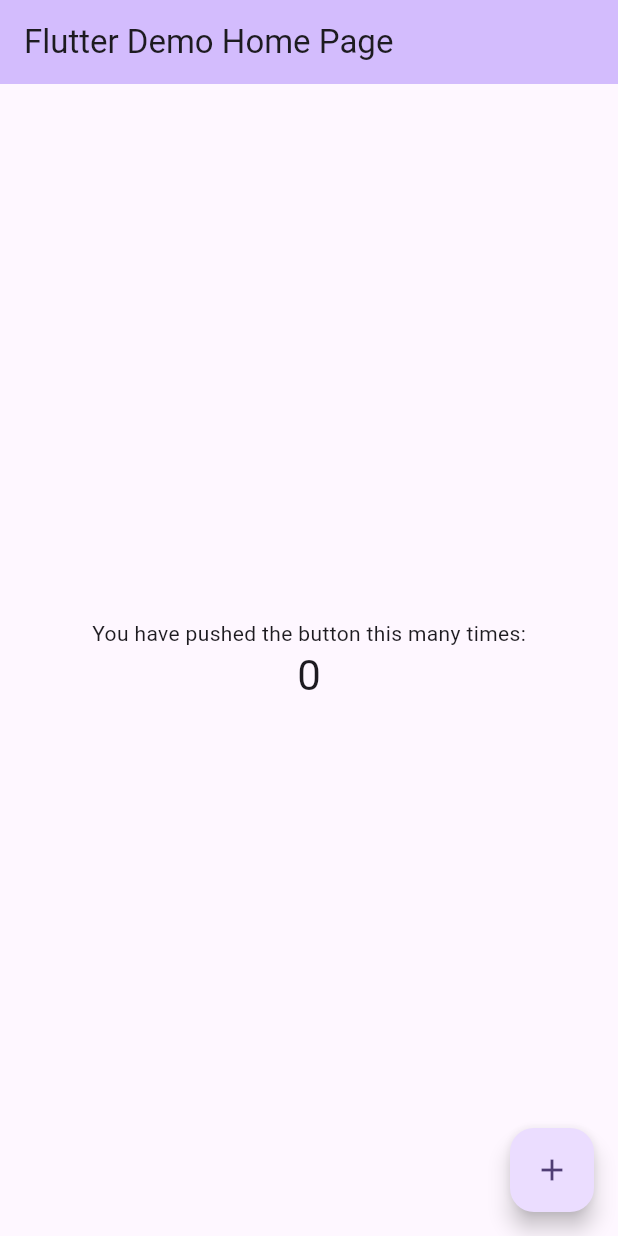
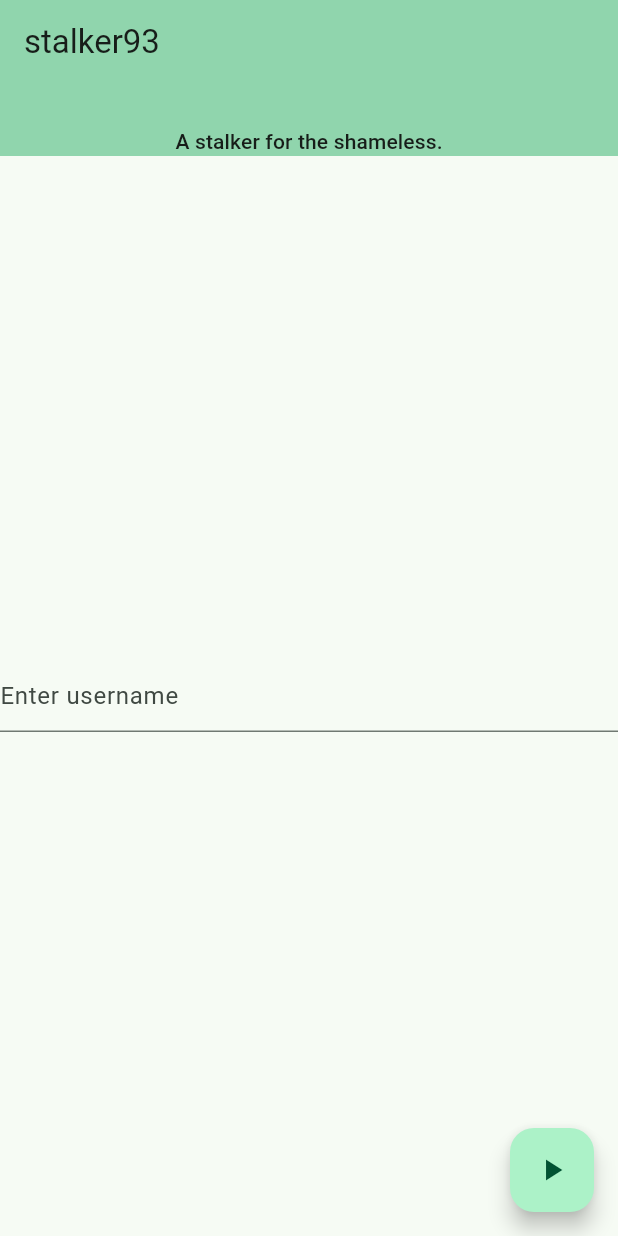
Before and after one commit to Sparkles-Laurel/stalker93, a Flutter app: the screen it shows after launch, on a phone screen of 412 x 824 dp. Run offline on Flutter 3.47's test engine with Material 3 defaults, Android fonts, the phone set to English and light mode, and no system bars; our stand-ins replace logger.

Commit message:
add account navigators

```diff
--- a/stalker93/lib/main.dart
+++ b/stalker93/lib/main.dart
@@ -1,4 +1,6 @@
 import 'package:flutter/material.dart';
+import 'package:stalker93/stalker.dart';
+import 'package:stalker93/account_list_view.dart';
 
 void main() {
   runApp(const MyApp());
@@ -11,20 +13,28 @@ class MyApp extends StatelessWidget {
   @override
   Widget build(BuildContext context) {
     return MaterialApp(
-      title: 'Flutter Demo',
+      debugShowCheckedModeBanner: false,
+      title: 'stalker93',
       theme: ThemeData(
-        colorScheme: ColorScheme.fromSeed(seedColor: Colors.deepPurple),
+        colorScheme:
+            ColorScheme.fromSeed(seedColor: Colors.greenAccent).copyWith(
+          brightness: MediaQuery.of(context).platformBrightness,
+        ),
+        primarySwatch: Colors.green,
+        // use platform color scheme (light/dark mode)
         useMaterial3: true,
       ),
-      home: const MyHomePage(title: 'Flutter Demo Home Page'),
+      home: const MyHomePage(
+          title: 'stalker93', subtitle: 'A stalker for the shameless.'),
     );
   }
 }
 
 class MyHomePage extends StatefulWidget {
-  const MyHomePage({super.key, required this.title});
+  const MyHomePage({super.key, required this.title, required this.subtitle});
 
   final String title;
+  final String subtitle;
 
   @override
   State<MyHomePage> createState() => _MyHomePageState();
@@ -32,11 +42,18 @@ class MyHomePage extends StatefulWidget {
 
 class _MyHomePageState extends State<MyHomePage> {
   int _counter = 0;
+  TextEditingController _usernameController = TextEditingController();
+  final Stalker _stalker = Stalker();
+  bool _isStalking = false;
+  void _initStalker() {
+    // _stalker.start();
+    _isStalking = !_isStalking;
+  }
 
-  void _incrementCounter() {
-    setState(() {
-      _counter++;
-    });
+  void _showAccountList(BuildContext context) {
+    Navigator.push(context, MaterialPageRoute(builder: (context) {
+      return AccountListView(accounts: _stalker.accounts);
+    }));
   }
 
   @override
@@ -45,25 +62,30 @@ class _MyHomePageState extends State<MyHomePage> {
       appBar: AppBar(
         backgroundColor: Theme.of(context).colorScheme.inversePrimary,
         title: Text(widget.title),
+        bottom: PreferredSize(
+          preferredSize: const Size.fromHeight(48),
+          child: Text(widget.subtitle,
+              style: Theme.of(context).textTheme.titleSmall),
+        ),
       ),
       body: Center(
         child: Column(
           mainAxisAlignment: MainAxisAlignment.center,
           children: <Widget>[
-            const Text(
-              'You have pushed the button this many times:',
-            ),
-            Text(
-              '$_counter',
-              style: Theme.of(context).textTheme.headlineMedium,
+            // let there be a text input for account username
+            TextField(
+              decoration: const InputDecoration(
+                hintText: 'Enter username',
+              ),
+              controller: _usernameController,
             ),
           ],
         ),
       ),
       floatingActionButton: FloatingActionButton(
-        onPressed: _incrementCounter,
-        tooltip: 'Increment',
-        child: const Icon(Icons.add),
+        onPressed: _initStalker,
+        tooltip: _isStalking ? 'Stop stalking' : 'Start stalking',
+        child: Icon(_isStalking ? Icons.stop : Icons.play_arrow),
       ), // This trailing comma makes auto-formatting nicer for build methods.
     );
   }
--- a/stalker93/lib/stalker.dart
+++ b/stalker93/lib/stalker.dart
@@ -32,6 +32,7 @@ class Stalker {
   }
 
   bool get isRunning => _isRunning;
+  List<Account> get accounts => _accounts;
 
   // Spawns a thread that stalks a single account.
   Future<void> _stalkAccount(Account account) async {
```
Also changed, not shown: stalker93/lib/account_history_view.dart (added, +24 -0 lines), stalker93/lib/account_list_view.dart (added, +25 -0 lines).
